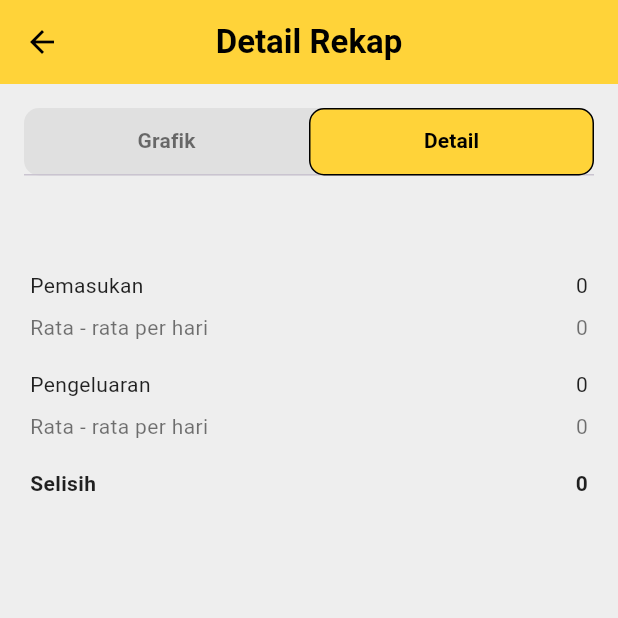
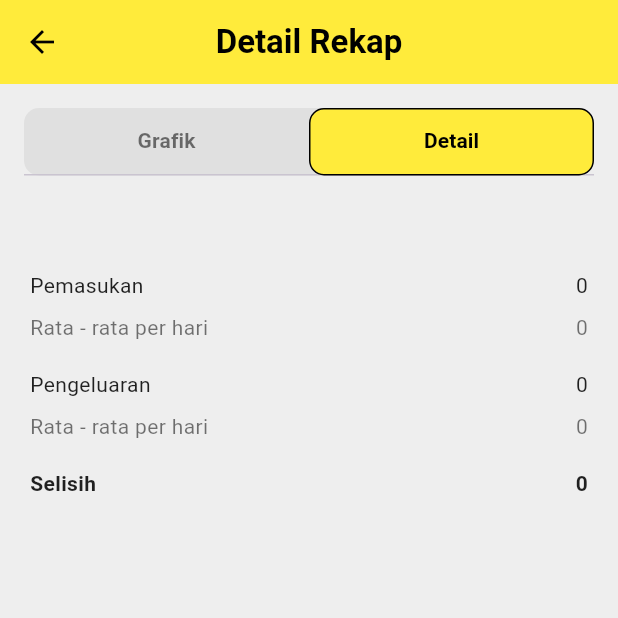
Before and after one commit to yaya7807-ai/mobile-kelompok-09, a Flutter app: the ReportDetailScreen screen opened directly with empty values, tab 2 chosen, on a phone screen of 412 x 824 dp, the top half of it. Run offline on Flutter 3.47's test engine with Material 3 defaults, Android fonts, the phone set to English and light mode, and no system bars; our stand-ins replace cloud_firestore, firebase_auth, firebase_core, fl_chart, flutter_svg; accounts and stored records are empty.

Commit message:
perbaikan minor (warna) pada halaman report detail screen

```diff
--- a/mydompet/lib/screens/report_detail_screen.dart
+++ b/mydompet/lib/screens/report_detail_screen.dart
@@ -80,7 +80,7 @@ class _ReportDetailScreenState extends State<ReportDetailScreen>
           "Detail Rekap",
           style: TextStyle(color: Colors.black, fontWeight: FontWeight.bold),
         ),
-        backgroundColor: const Color(0xFFFFD339),
+        backgroundColor: const Color.fromARGB(255, 255, 235, 59),
         centerTitle: true,
         iconTheme: const IconThemeData(color: Colors.black),
         elevation: 0,
@@ -113,7 +113,7 @@ class _ReportDetailScreenState extends State<ReportDetailScreen>
                   child: TabBar(
                     controller: _tabController,
                     indicator: BoxDecoration(
-                      color: const Color(0xFFFFD339),
+                      color: const Color.fromARGB(255, 255, 235, 59),
                       borderRadius: BorderRadius.circular(10),
                       border: Border.all(color: Colors.black, width: 1),
                     ),
```
